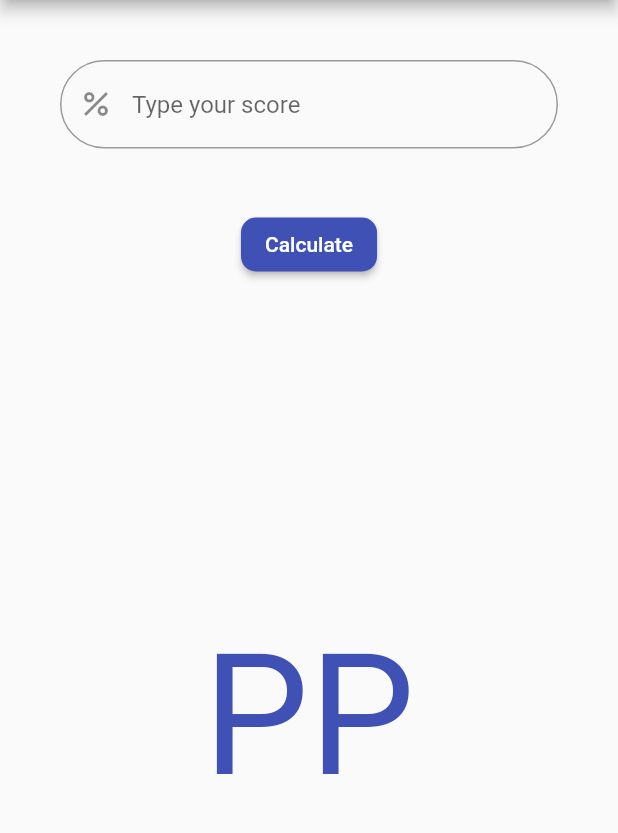
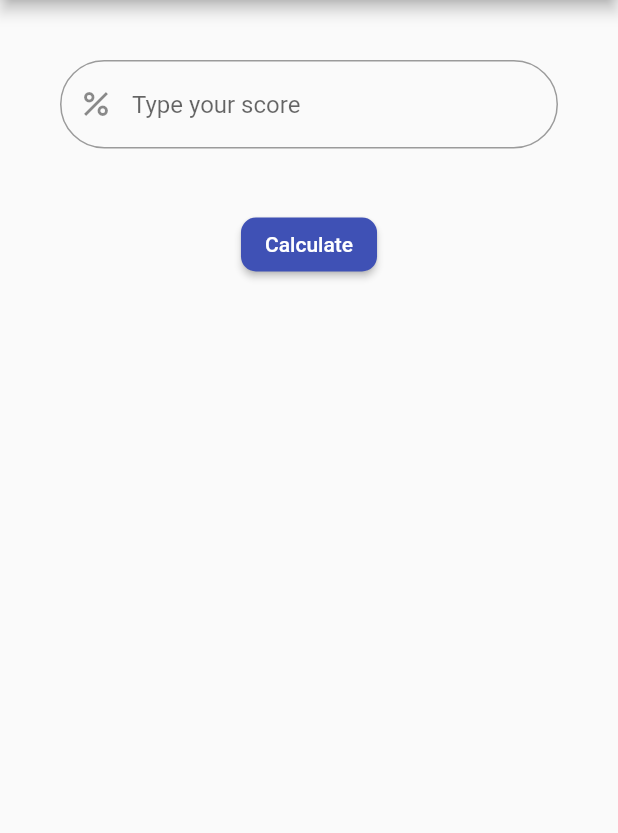
Before and after one commit to amaghrabi7/grade_calculator, a Flutter app: the screen it shows after launch, on a phone screen of 412 x 824 dp, the part 84-917 px from its top. Run offline on Flutter 3.47's test engine with Material 2 defaults, Android fonts, the phone set to English and light mode, and no system bars.

```diff
--- a/lib/home_screen.dart
+++ b/lib/home_screen.dart
@@ -10,7 +10,7 @@ class HomeScreen extends StatefulWidget {
 class _HomeScreenState extends State<HomeScreen> {
   final controller = TextEditingController();
 
-  String gradeLetter = 'PP';
+  String gradeLetter = '';
 
   @override
   Widget build(BuildContext context) {
```
